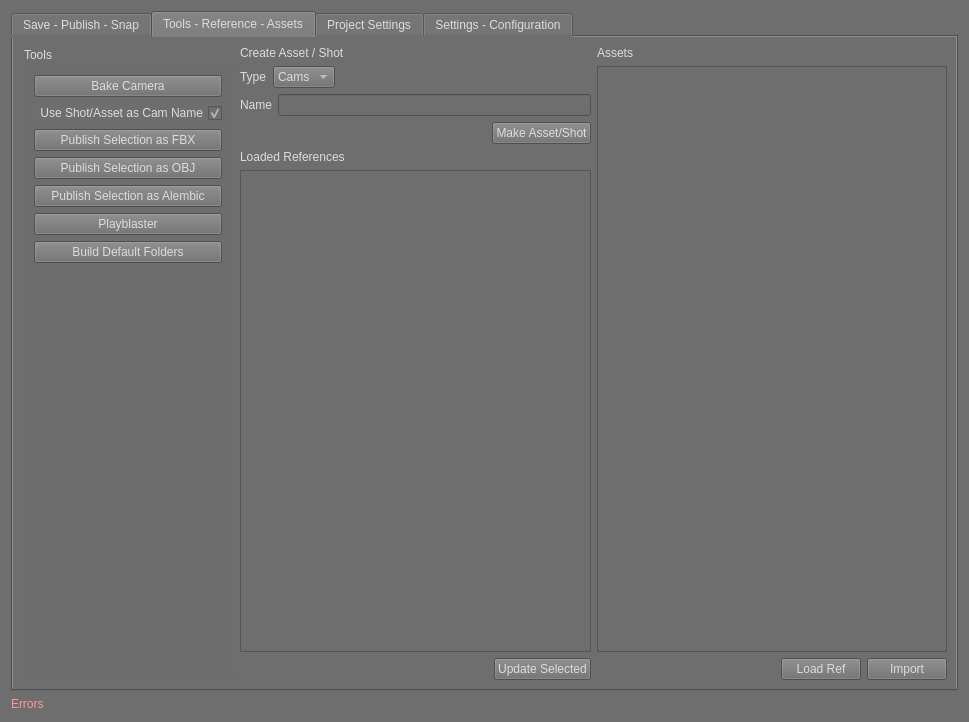
Old version of the form ui/superSaver_UI.ui in the repository SleepDeprivedVFX/versionUp.
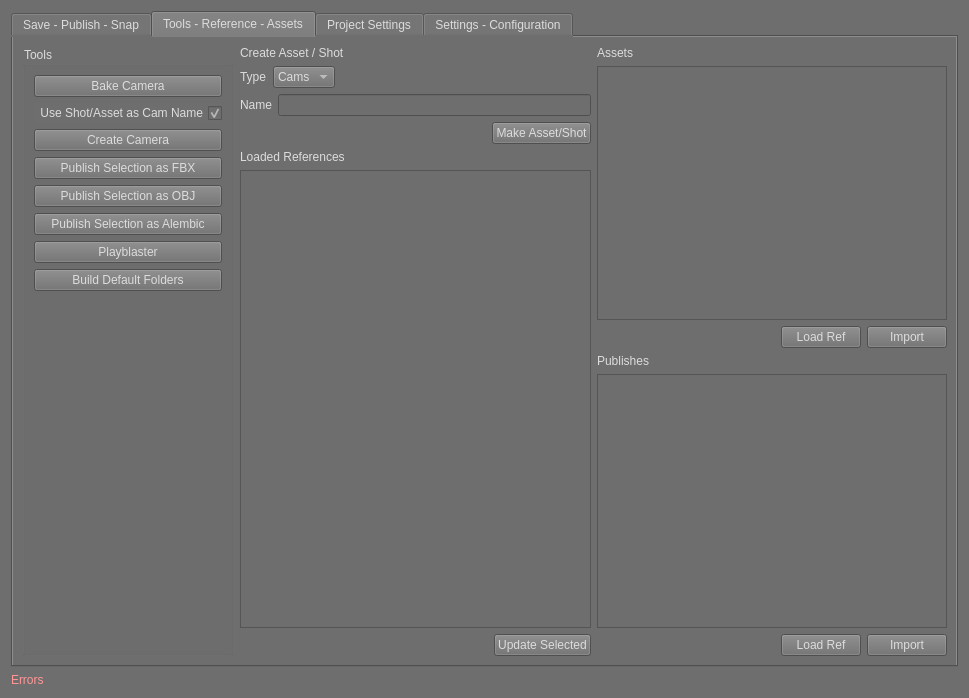
New version of the form. The open tabs and pages were chosen to show the change.

Commit message: v1.2.6:  Updated the UI and added tool tips, new buttons, new lists and a few features like Create Camera and the Publish List.  Asset List will just be for the assets now.

```diff
--- a/ui/superSaver_UI.ui
+++ b/ui/superSaver_UI.ui
@@ -7,7 +7,7 @@
     <x>0</x>
     <y>0</y>
     <width>969</width>
-    <height>722</height>
+    <height>698</height>
    </rect>
   </property>
   <property name="minimumSize">
@@ -595,7 +595,7 @@
       <attribute name="title">
        <string>Tools - Reference - Assets</string>
       </attribute>
-      <layout class="QHBoxLayout" name="horizontalLayout_35">
+      <layout class="QHBoxLayout" name="horizontalLayout_36">
        <item>
         <widget class="QGroupBox" name="toolsGroup">
          <property name="title">
@@ -622,6 +622,13 @@
             </property>
            </widget>
           </item>
+          <item>
+           <widget class="QPushButton" name="createCam_btn">
+            <property name="text">
+             <string>Create Camera</string>
+            </property>
+           </widget>
+          </item>
           <item>
            <widget class="QPushButton" name="fbxPub_btn">
             <property name="text">
@@ -833,61 +840,137 @@
         </layout>
        </item>
        <item>
-        <layout class="QVBoxLayout" name="verticalLayout_6">
+        <layout class="QVBoxLayout" name="verticalLayout_13">
          <item>
-          <widget class="QLabel" name="assetTreeLabel">
-           <property name="styleSheet">
-            <string notr="true">font: 700 12pt &quot;Segoe UI&quot;;</string>
-           </property>
-           <property name="text">
-            <string>Assets</string>
-           </property>
-          </widget>
-         </item>
-         <item>
-          <widget class="QTreeWidget" name="assetTree">
-           <property name="alternatingRowColors">
-            <bool>true</bool>
-           </property>
-           <property name="headerHidden">
-            <bool>true</bool>
-           </property>
-           <column>
-            <property name="text">
-             <string notr="true">1</string>
-            </property>
-           </column>
-          </widget>
-         </item>
-         <item>
-          <layout class="QHBoxLayout" name="horizontalLayout_2">
+          <layout class="QVBoxLayout" name="verticalLayout_6">
            <item>
-            <spacer name="horizontalSpacer_4">
-             <property name="orientation">
-              <enum>Qt::Orientation::Horizontal</enum>
+            <widget class="QLabel" name="assetTreeLabel">
+             <property name="toolTip">
+              <string>The list of assets in the assets folder.  This is usually just FBX, OBJ or Alembic files but can be other items as well.  These files are not considered Published.</string>
              </property>
-             <property name="sizeHint" stdset="0">
-              <size>
-               <width>40</width>
-               <height>20</height>
-              </size>
+             <property name="styleSheet">
+              <string notr="true">font: 700 12pt &quot;Segoe UI&quot;;</string>
              </property>
-            </spacer>
+             <property name="text">
+              <string>Assets</string>
+             </property>
+             <property name="buddy">
+              <cstring>assetTree</cstring>
+             </property>
+            </widget>
            </item>
            <item>
-            <widget class="QPushButton" name="loadRef_2_btn">
-             <property name="text">
-              <string>Load Ref</string>
+            <widget class="QTreeWidget" name="assetTree">
+             <property name="toolTip">
+              <string>The list of assets in the assets folder.  This is usually just FBX, OBJ or Alembic files but can be other items as well.  These files are not considered Published.</string>
              </property>
+             <property name="alternatingRowColors">
+              <bool>true</bool>
+             </property>
+             <property name="headerHidden">
+              <bool>true</bool>
+             </property>
+             <column>
+              <property name="text">
+               <string notr="true">1</string>
+              </property>
+             </column>
             </widget>
            </item>
            <item>
-            <widget class="QPushButton" name="import_2_btn">
+            <layout class="QHBoxLayout" name="horizontalLayout_2">
+             <item>
+              <spacer name="horizontalSpacer_4">
+               <property name="orientation">
+                <enum>Qt::Orientation::Horizontal</enum>
+               </property>
+               <property name="sizeHint" stdset="0">
+                <size>
+                 <width>40</width>
+                 <height>20</height>
+                </size>
+               </property>
+              </spacer>
+             </item>
+             <item>
+              <widget class="QPushButton" name="loadRef_2_btn">
+               <property name="text">
+                <string>Load Ref</string>
+               </property>
+              </widget>
+             </item>
+             <item>
+              <widget class="QPushButton" name="import_2_btn">
+               <property name="text">
+                <string>Import</string>
+               </property>
+              </widget>
+             </item>
+            </layout>
+           </item>
+          </layout>
+         </item>
+         <item>
+          <layout class="QVBoxLayout" name="verticalLayout_12">
+           <item>
+            <widget class="QLabel" name="publishes_tree_label">
+             <property name="toolTip">
+              <string>The list of items that have been published for the project</string>
+             </property>
+             <property name="styleSheet">
+              <string notr="true">font: 700 12pt &quot;Segoe UI&quot;;</string>
+             </property>
              <property name="text">
-              <string>Import</string>
+              <string>Publishes</string>
              </property>
             </widget>
            </item>
+           <item>
+            <widget class="QTreeWidget" name="publishes_tree">
+             <property name="toolTip">
+              <string>The list of items that have been published for the project</string>
+             </property>
+             <property name="headerHidden">
+              <bool>true</bool>
+             </property>
+             <column>
+              <property name="text">
+               <string notr="true">1</string>
+              </property>
+             </column>
+            </widget>
+           </item>
+           <item>
+            <layout class="QHBoxLayout" name="horizontalLayout_35">
+             <item>
+              <spacer name="horizontalSpacer_21">
+               <property name="orientation">
+                <enum>Qt::Orientation::Horizontal</enum>
+               </property>
+               <property name="sizeHint" stdset="0">
+                <size>
+                 <width>40</width>
+                 <height>20</height>
+                </size>
+               </property>
+              </spacer>
+             </item>
+             <item>
+              <widget class="QPushButton" name="loadRef_3_btn">
+               <property name="text">
+                <string>Load Ref</string>
+               </property>
+              </widget>
+             </item>
+             <item>
+              <widget class="QPushButton" name="import_3_btn">
+               <property name="text">
+                <string>Import</string>
+               </property>
+              </widget>
+             </item>
+            </layout>
+           </item>
           </layout>
          </item>
         </layout>
```
Left out of the diff: 377 changed lines with no effect on the pictures. The commit also changes 2 other files.
